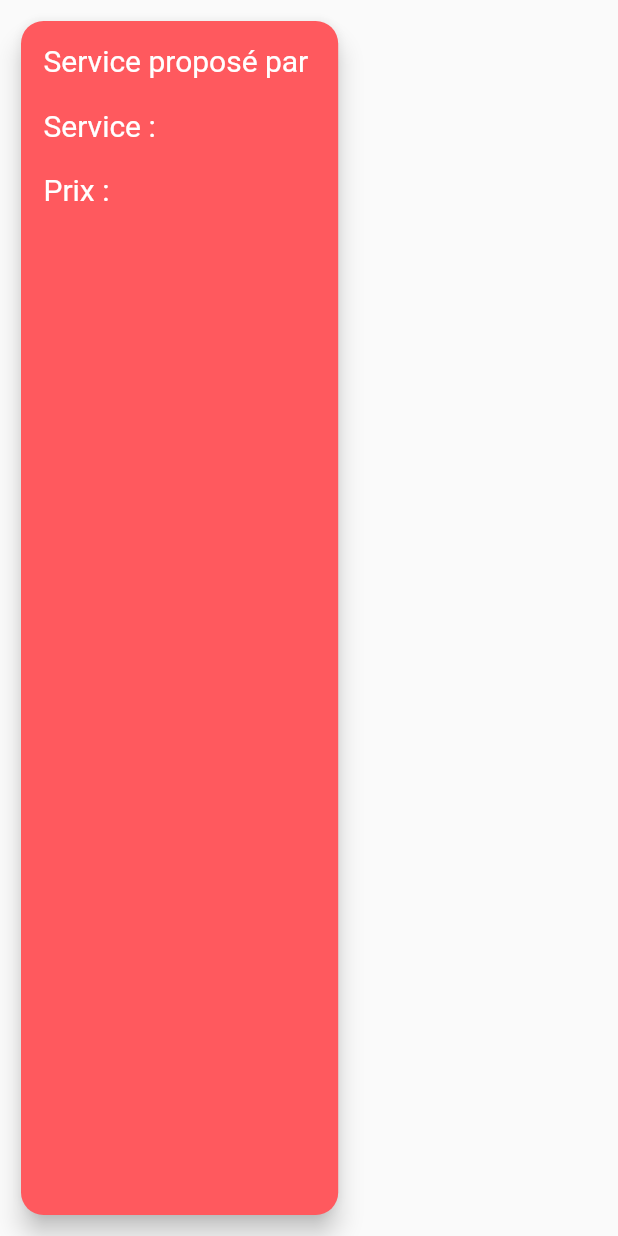
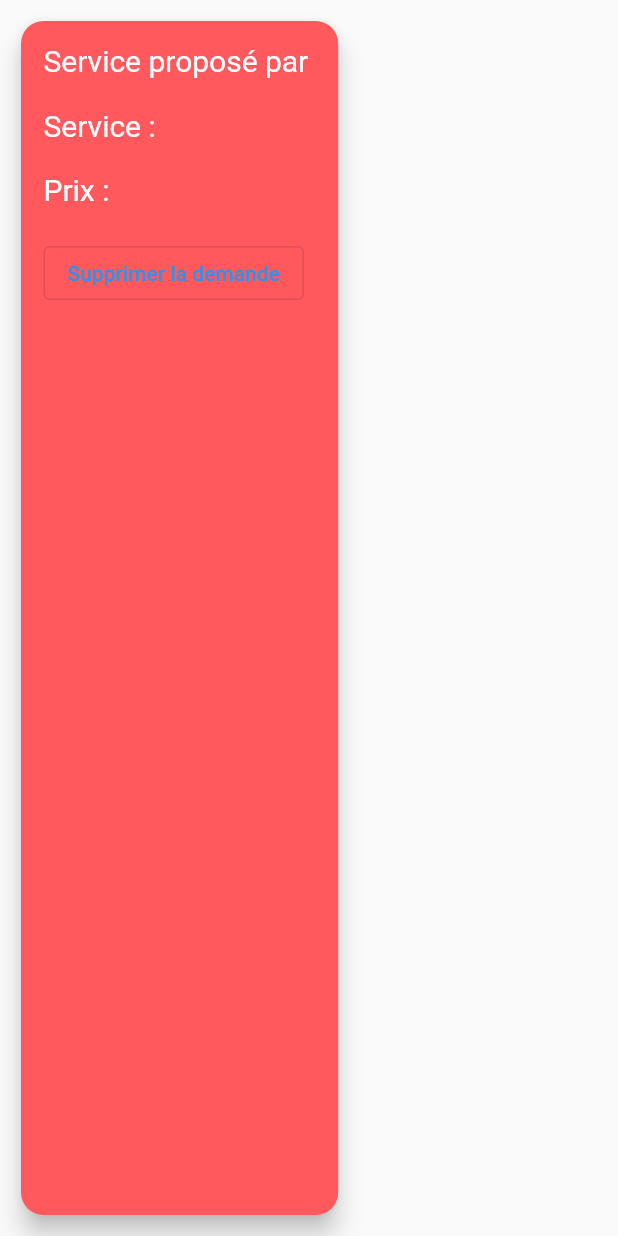
Before and after one commit to Rom2-ls/Homerepair, a Flutter app: the Demande widget shown alone on an empty page, opened directly with empty values, on a phone screen of 412 x 824 dp. Run offline on Flutter 3.47's test engine with Material 2 defaults, Android fonts, the phone set to English and light mode, and no system bars; our stand-ins replace cloud_firestore, firebase_auth, firebase_core, fluttertoast, google_sign_in; accounts and stored records are empty.

Commit message:
ADD bouton accepter, refuser, supprimer, pour demandes

```diff
--- a/homerepair/lib/widget/display_demandes.dart
+++ b/homerepair/lib/widget/display_demandes.dart
@@ -1,6 +1,7 @@
 import 'package:cloud_firestore/cloud_firestore.dart';
 import 'package:firebase_auth/firebase_auth.dart';
 import 'package:flutter/material.dart';
+import 'package:fluttertoast/fluttertoast.dart';
 import 'package:homerepair/main.dart';
 import 'package:homerepair/model/user_model.dart';
 
@@ -54,6 +55,7 @@ class _DisplayDemandesState extends State<DisplayDemandes> {
   getFilteredServices(AsyncSnapshot<QuerySnapshot> snapshot) {
     return snapshot.data!.docs
         .map((doc) => Demande(
+              demId: doc.id,
               name: doc["name"],
               price: doc['price'],
               nameRepair: doc['name_repair'],
@@ -91,18 +93,32 @@ class _DisplayDemandesState extends State<DisplayDemandes> {
 }
 
 class Demande extends StatelessWidget {
-  const Demande(
+  Demande(
       {Key? key,
+      required this.demId,
       required this.name,
       required this.nameRepair,
       required this.price,
       required this.status})
       : super(key: key);
 
+  final String demId;
+  final String name;
   final String nameRepair;
-  final String name;
   final String price;
   final String status;
+
+  CollectionReference demandes =
+      FirebaseFirestore.instance.collection('demandes');
+
+  Future<void> deleteDemande(demId) {
+    return demandes
+        .doc(demId)
+        .delete()
+        .then((value) => Fluttertoast.showToast(msg: "Demande supprimée"))
+        .catchError((error) =>
+            Fluttertoast.showToast(msg: "Une erreur est survenue : $error"));
+  }
 
   @override
   Widget build(BuildContext context) {
@@ -130,10 +146,11 @@ class Demande extends StatelessWidget {
                 style: const TextStyle(fontSize: 20, color: Colors.white),
               ),
               const SizedBox(height: 20),
-              Text(
-                status,
-                style: const TextStyle(fontSize: 20, color: Colors.white),
-              ),
+              OutlinedButton(
+                  onPressed: () {
+                    deleteDemande(demId);
+                  },
+                  child: const Text('Supprimer la demande'))
             ],
           ),
         ),
```
Also changed, not shown: homerepair/lib/widget/display_repair_demandes.dart (+79 -11 lines).
